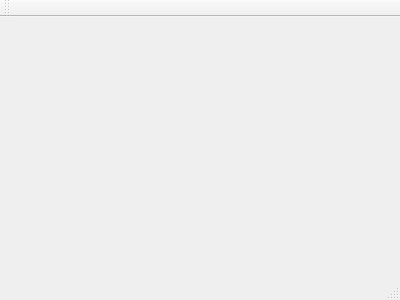
Qt form Commander/mainwindow.ui (AnpeJIb/Horus-Commander) before a commit.
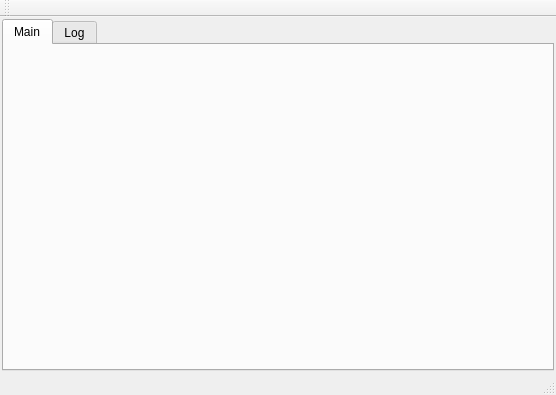
The same form after that commit. Icons and pictures are not drawn.

Commit message: GUI logger added to main window

Patch:
```diff
--- a/Commander/mainwindow.ui
+++ b/Commander/mainwindow.ui
@@ -6,14 +6,45 @@
    <rect>
     <x>0</x>
     <y>0</y>
-    <width>400</width>
-    <height>300</height>
+    <width>556</width>
+    <height>395</height>
    </rect>
   </property>
   <property name="windowTitle">
    <string>Horus Commander</string>
   </property>
-  <widget class="QWidget" name="centralWidget"/>
+  <widget class="QWidget" name="centralWidget">
+   <layout class="QVBoxLayout" name="verticalLayout">
+    <property name="margin">
+     <number>2</number>
+    </property>
+    <item>
+     <widget class="QTabWidget" name="tabs">
+      <property name="currentIndex">
+       <number>0</number>
+      </property>
+      <widget class="QWidget" name="tMain">
+       <attribute name="icon">
+        <iconset resource="img.qrc">
+         <normaloff>:/img/main.png</normaloff>:/img/main.png</iconset>
+       </attribute>
+       <attribute name="title">
+        <string>Main</string>
+       </attribute>
+      </widget>
+      <widget class="QWidget" name="tLog">
+       <attribute name="icon">
+        <iconset resource="img.qrc">
+         <normaloff>:/img/log.png</normaloff>:/img/log.png</iconset>
+       </attribute>
+       <attribute name="title">
+        <string>Log</string>
+       </attribute>
+      </widget>
+     </widget>
+    </item>
+   </layout>
+  </widget>
   <widget class="QMenuBar" name="menuBar">
    <property name="geometry">
     <rect>
```
Left out of the diff: 6 changed lines with no effect on the pictures. The commit also changes 5 other files.
